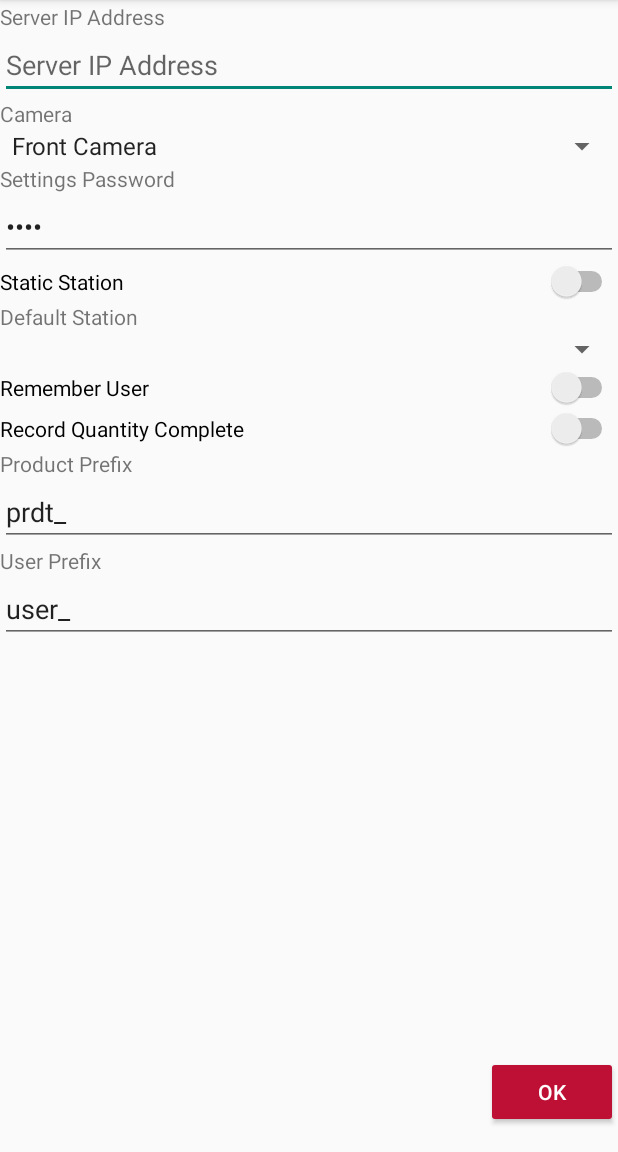
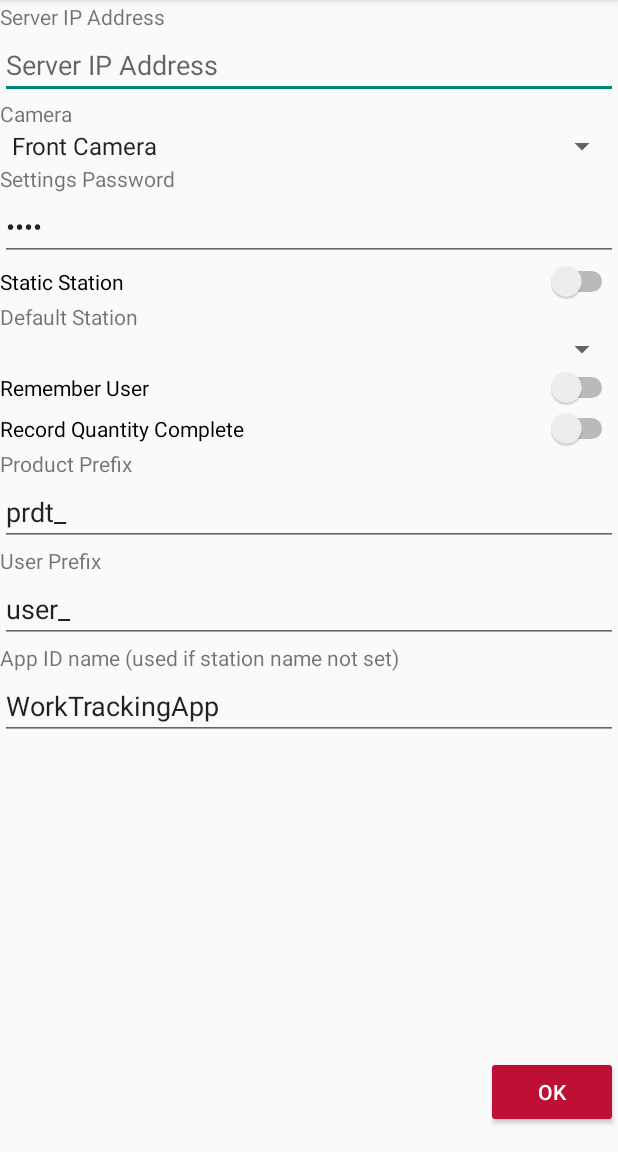
Before and after one commit to DigitME2/Work_Tracking_System_App, an Android app: the settings_page screen opened directly, with no data from a screen before it, on a phone screen of 412 x 824 dp, the part 84-1236 px from its top. Run offline under Robolectric (Android 15) with nearby library versions, the phone set to English and light mode, and no system bars.

```diff
--- a/app/src/main/java/com/admt/barcodereader/cameraFragment.java
+++ b/app/src/main/java/com/admt/barcodereader/cameraFragment.java
@@ -131,7 +131,7 @@ public class cameraFragment extends Fragment
      */
     private class BarcodeProcessor
     {
-        private long mDelayMillis = 1000; //ten seconds before another code can be scanned
+        private long mDelayMillis = 1000; // before another code can be scanned
         private long mDelayTimeoutEndMillis = 0;
 
         public void receiveDetections(SparseArray<Barcode> detections)
--- a/app/src/main/java/com/admt/barcodereader/settings_page.java
+++ b/app/src/main/java/com/admt/barcodereader/settings_page.java
@@ -44,6 +44,7 @@ public class settings_page extends AppCompatActivity
         Switch swQuantityComplete = (Switch)findViewById(R.id.swQuantityComplete);
         EditText tbUserIdPrefix = (EditText)findViewById(R.id.tbUserIdPrefix);
         EditText tbProductIdPrefix = (EditText)findViewById(R.id.tbProductIdPrefix);
+        EditText tbAppIdentifierName = (EditText)findViewById(R.id.tbAppIdentifierName);
 
 
         SharedPreferences prefs = getSharedPreferences(
@@ -67,6 +68,8 @@ public class settings_page extends AppCompatActivity
                 getString(R.string.preferences_user_prefix), getString(R.string.default_user_prefix));
         String productPrefix = prefs.getString(
                 getString(R.string.preferences_product_prefix), getString(R.string.default_product_prefix));
+        String appIdentifierName = prefs.getString(
+                getString(R.string.preferences_app_id_name), getString(R.string.default_app_id_name));
         Set<String> stationSet = prefs.getStringSet(
                 getString(R.string.preferences_stationIds), new HashSet<String>());
         tbServerURL.setText(serverAddress);
@@ -95,6 +98,7 @@ public class settings_page extends AppCompatActivity
         swQuantityComplete.setChecked(quantityComplete);
         tbUserIdPrefix.setText(userPrefix);
         tbProductIdPrefix.setText(productPrefix);
+        tbAppIdentifierName.setText(appIdentifierName);
     }
 
     public void onBtnOkClicked(View v)
@@ -111,6 +115,7 @@ public class settings_page extends AppCompatActivity
         Switch swQuantityComplete = (Switch)findViewById(R.id.swQuantityComplete);
         EditText tbUserIdPrefix = (EditText)findViewById(R.id.tbUserIdPrefix);
         EditText tbProductIdPrefix = (EditText)findViewById(R.id.tbProductIdPrefix);
+        EditText tbAppIdName = (EditText)findViewById(R.id.tbAppIdentifierName);
 
         int camOptionSelection = spCameraSelect.getSelectedItemPosition();
         boolean useFrontCamera = true;
@@ -131,6 +136,7 @@ public class settings_page extends AppCompatActivity
 
         String userPrefix = tbUserIdPrefix.getText().toString();
         String productPrefix = tbProductIdPrefix.getText().toString();
+        String appIdName = tbAppIdName.getText().toString();
 
         //if static station confirm that a default station has been selected
         if (staticStation && stationName.equals(""))
@@ -151,6 +157,7 @@ public class settings_page extends AppCompatActivity
             editor.putBoolean(getString(R.string.preferences_quantity_complete), quantityComplete);
             editor.putString("userPrefix", userPrefix);
             editor.putString("productPrefix", productPrefix);
+            editor.putString(getString(R.string.preferences_app_id_name), appIdName);
             editor.commit();
 
             Intent intent = new Intent(this, MainActivity.class);
--- a/app/src/main/res/layout/activity_settings_page.xml
+++ b/app/src/main/res/layout/activity_settings_page.xml
@@ -151,6 +151,21 @@
                 android:importantForAutofill="no"
                 android:inputType="textShortMessage" />
 
+            <TextView
+                android:id="@+id/tvAppIdentifierLabel"
+                android:layout_width="match_parent"
+                android:layout_height="wrap_content"
+                android:labelFor="@id/tbSettingsPassword"
+                android:text="@string/app_id_name_label" />
+
+            <EditText
+                android:id="@+id/tbAppIdentifierName"
+                android:layout_width="match_parent"
+                android:layout_height="wrap_content"
+                android:hint="@string/app_id_name_hint"
+                android:importantForAutofill="no"
+                android:inputType="textShortMessage" />
+
         </LinearLayout>
     </ScrollView>
 
--- a/app/src/main/res/layout/fragment_data_display.xml
+++ b/app/src/main/res/layout/fragment_data_display.xml
@@ -8,7 +8,7 @@
     <androidx.constraintlayout.widget.ConstraintLayout
         android:id="@+id/clDataDisplayLayout"
         android:layout_width="match_parent"
-        android:layout_height="match_parent"
+        android:layout_height="329dp"
         android:descendantFocusability="beforeDescendants"
         android:focusable="true"
         android:focusableInTouchMode="true">
--- a/app/src/main/res/values/strings.xml
+++ b/app/src/main/res/values/strings.xml
@@ -125,6 +125,7 @@
         <item>Front Camera</item>
         <item>Rear Camera</item>
     </string-array>
+    <string name="preferences_app_id_name">appIdName</string>
 
     <string name="manual_input">Manual Input</string>
     <string name="torch_light">Torch Light</string>
@@ -141,8 +142,13 @@
     <string name="SettingsNewPasswordHint">New Password</string>
     <string name="ServerURLLabel">Server IP Address</string>
     <string name="job_status_label">Status:</string>
+    <string name="app_id_name_label">App ID name (used if station name not set)</string>
+    <string name="app_id_name_hint">App identifying name</string>
+    <string name="default_app_id_name">WorkTrackingApp</string>
 
     <string name="quantity_complete_alert_message">Enter Quantity Complete-</string>
+
+    <string name="app_version">App_V1.0</string>
 
     <!-- Preference Titles -->
     <string name="messages_header">Messages</string>
```
Also changed, not shown: app/src/main/java/com/admt/barcodereader/dataDisplayFragment.java (+31 -6 lines).
